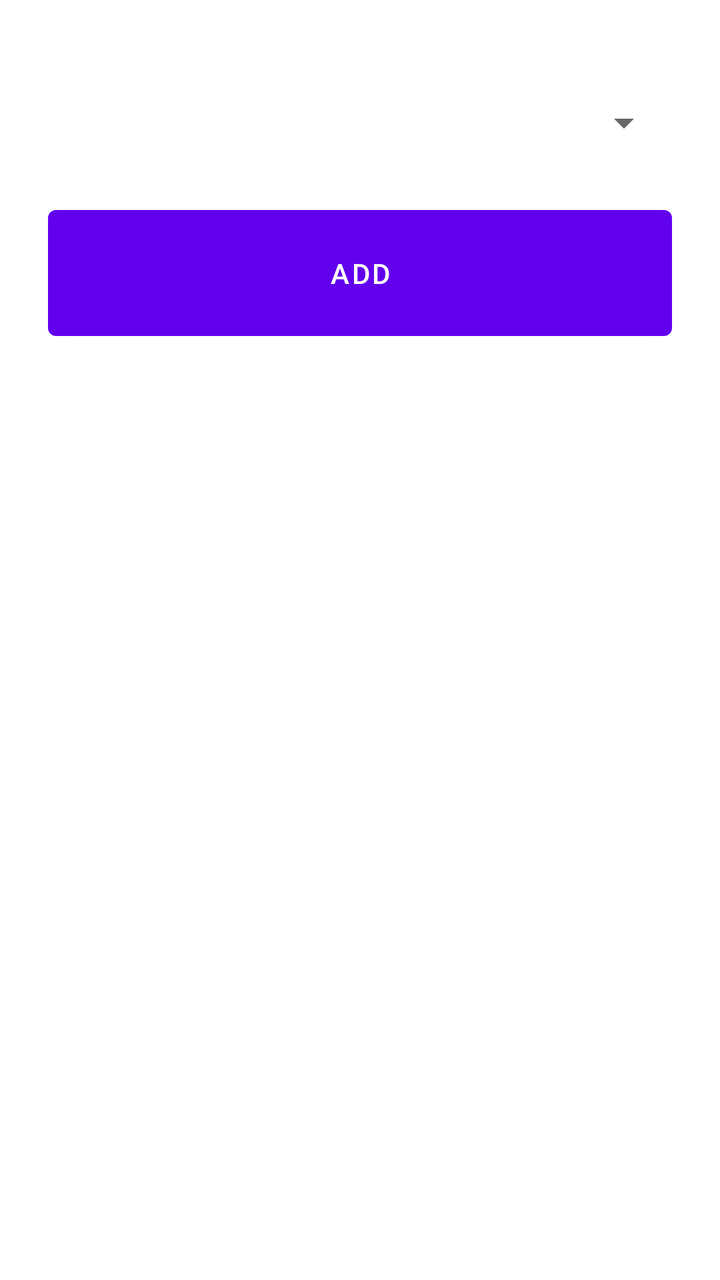
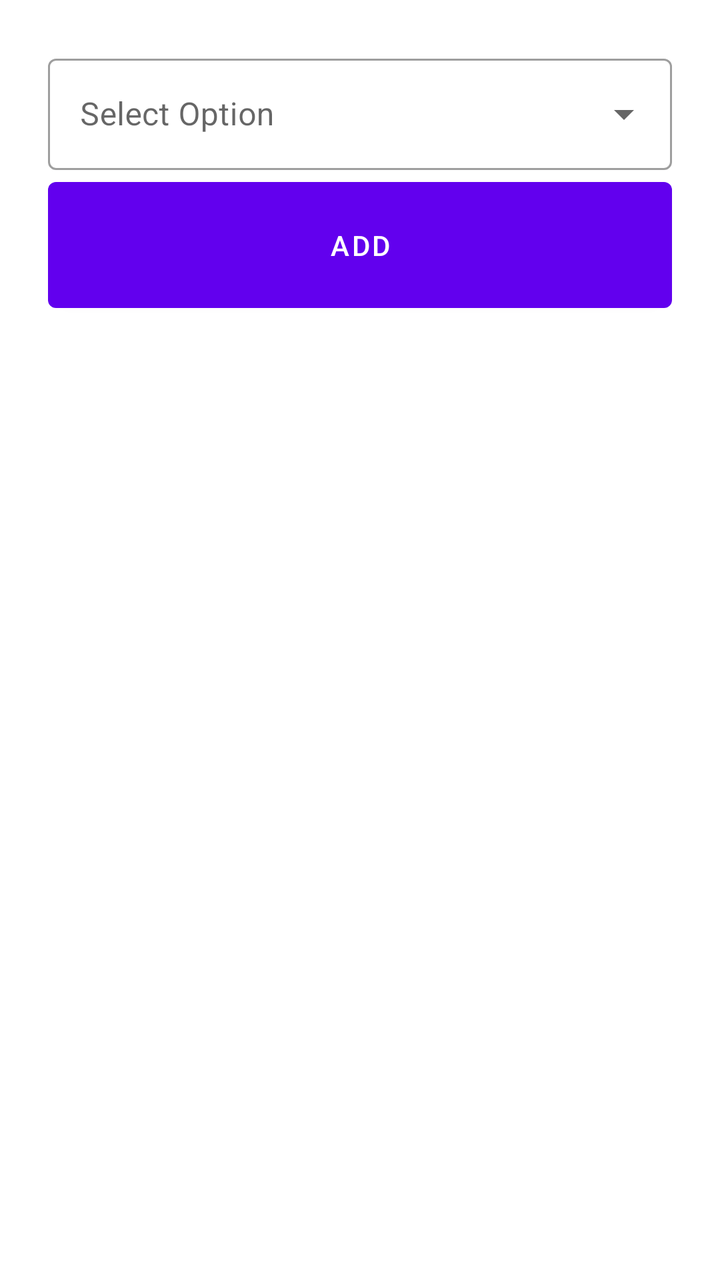

Screens rendered from an Android XML layout before and after an edit, with the pre-edit source and the edit as a unified diff.
<!-- AndroidManifest.xml: application theme Theme.SmartCart.Light -->
<!-- res/layout/popup_add_item.xml -->
<?xml version="1.0" encoding="utf-8"?>
<LinearLayout xmlns:android="http://schemas.android.com/apk/res/android"
    android:layout_width="match_parent"
    android:layout_height="wrap_content"
    android:padding="24dp"
    android:orientation="vertical">

    <Spinner
        android:id="@+id/spinnerItemSelector"
        android:layout_width="match_parent"
        android:layout_height="75dp"/>

    <Button
        android:id="@+id/buttonAddSelectedItem"
        android:layout_width="match_parent"
        android:layout_height="75dp"
        android:text="add"/>
</LinearLayout>
<!-- resources referenced by this layout -->
<resources>
  <style name="Theme.SmartCart.Light" parent="Theme.MaterialComponents.Light.NoActionBar">
          <item name="android:windowBackground">@android:color/white</item>
      </style>
</resources>

<!-- the commit's change to res/layout/popup_add_item.xml (unified diff, before → after) -->
@@ -5,10 +5,20 @@
     android:padding="24dp"
     android:orientation="vertical">
 
-    <Spinner
-        android:id="@+id/spinnerItemSelector"
+    <com.google.android.material.textfield.TextInputLayout
+        android:id="@+id/filled_exposed_dropdown_menu"
+        style="@style/Widget.MaterialComponents.TextInputLayout.OutlinedBox.ExposedDropdownMenu"
         android:layout_width="match_parent"
-        android:layout_height="75dp"/>
+        android:layout_height="wrap_content"
+        android:hint="Select Option">
+
+        <AutoCompleteTextView
+            android:id="@+id/filled_exposed_dropdown"
+            android:layout_width="match_parent"
+            android:layout_height="wrap_content"
+            android:inputType="text"/>
+
+    </com.google.android.material.textfield.TextInputLayout>
 
     <Button
         android:id="@+id/buttonAddSelectedItem"
